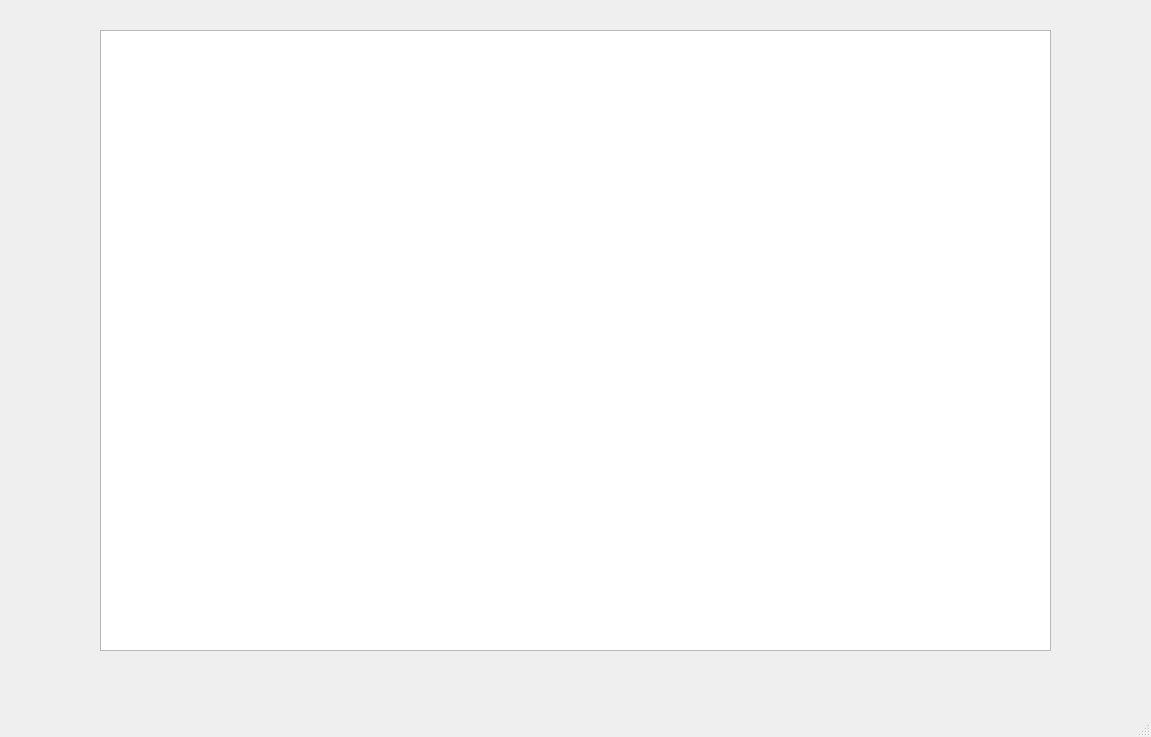
Qt form Proyecto_final/mainwindow.ui (luis-casta/juego_dragonball) before a commit.
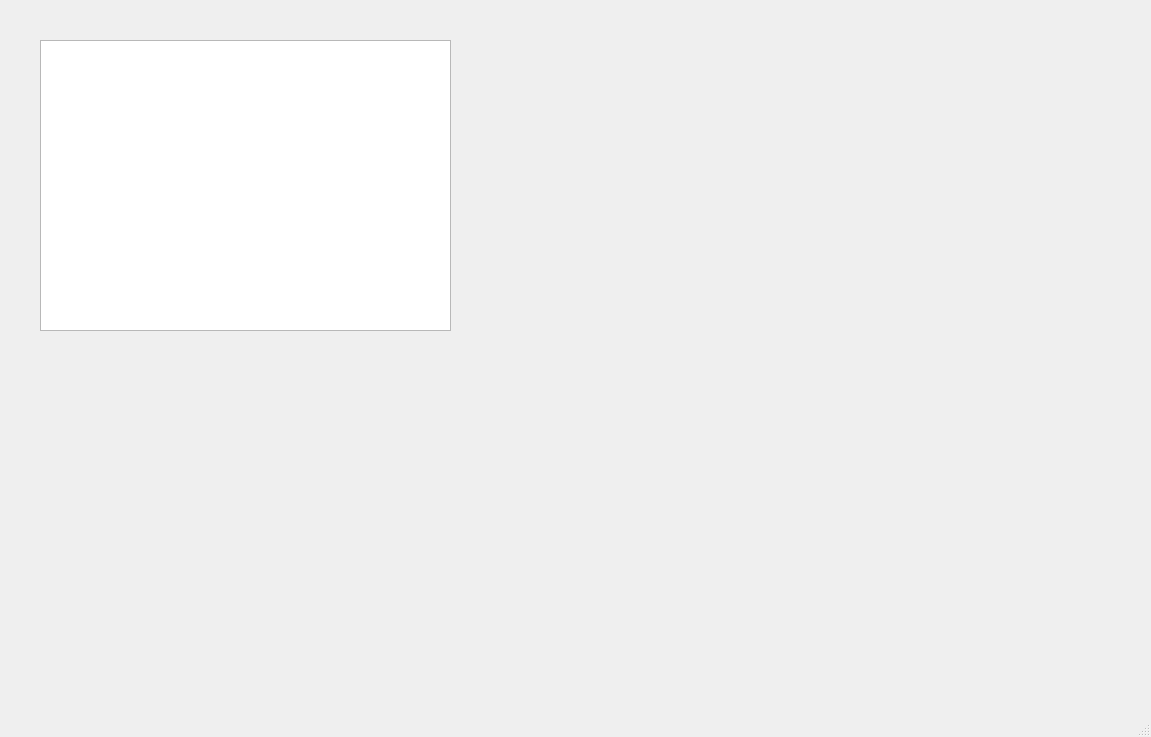
The same form after that commit.

```diff
--- a/Proyecto_final/mainwindow.ui
+++ b/Proyecto_final/mainwindow.ui
@@ -17,10 +17,10 @@
    <widget class="QGraphicsView" name="graphicsView">
     <property name="geometry">
      <rect>
-      <x>100</x>
-      <y>30</y>
-      <width>951</width>
-      <height>621</height>
+      <x>40</x>
+      <y>40</y>
+      <width>411</width>
+      <height>291</height>
      </rect>
     </property>
    </widget>
```
